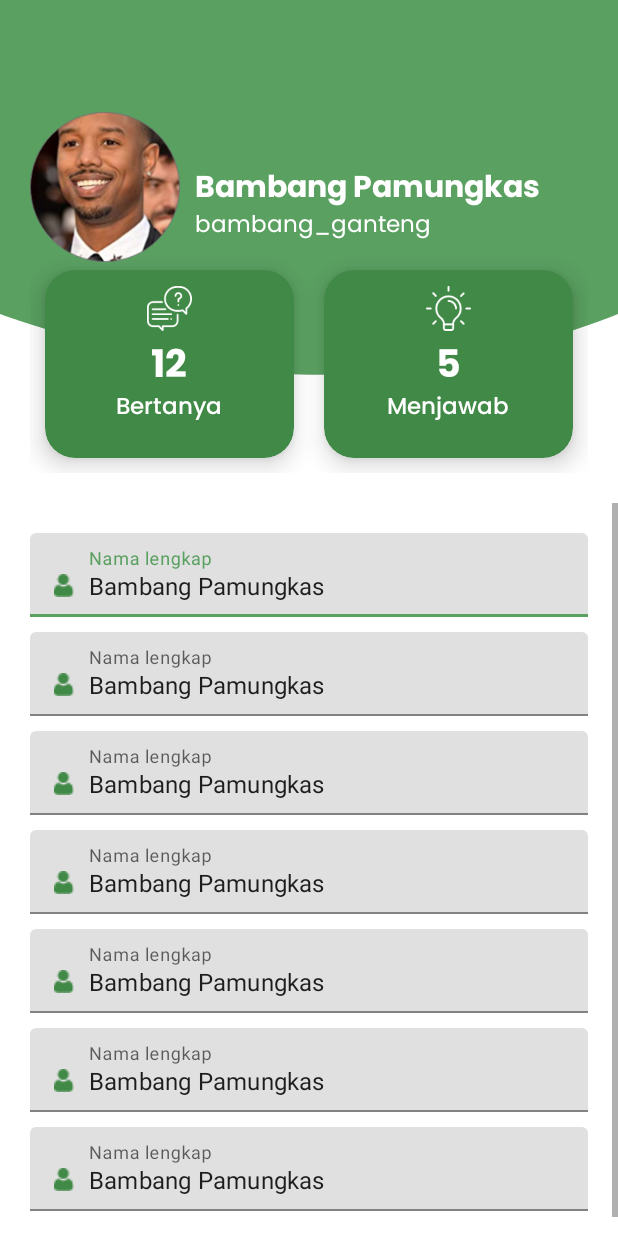
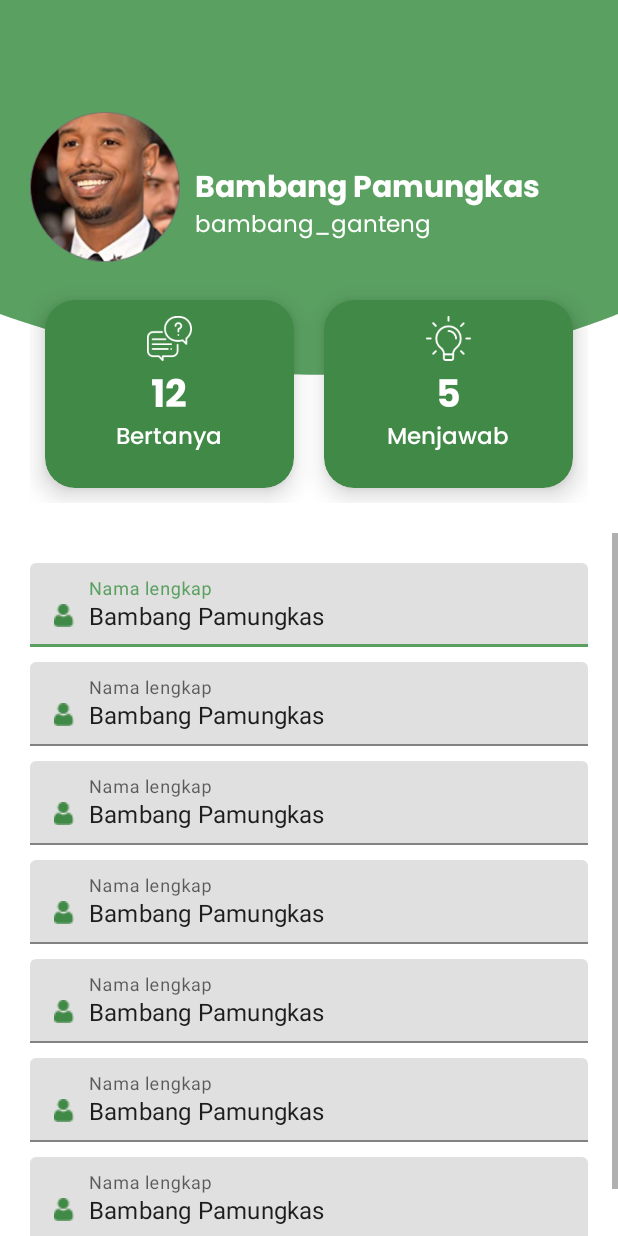
Before and after one commit to fakhri-pradhana/MyTaniApp, an Android app: the layout fragment_profile.xml on its own in the app's theme, with its tools: preview values and no code run, on a phone screen of 412 x 824 dp. Run offline under Robolectric (Android 15) with nearby library versions, the phone set to English and light mode, and no system bars.

Commit message:
update minor tampilan profile

```diff
--- a/app/src/main/res/layout/fragment_profile.xml
+++ b/app/src/main/res/layout/fragment_profile.xml
@@ -55,7 +55,7 @@
         android:layout_width="match_parent"
         android:layout_height="wrap_content"
         android:padding="20dp"
-        android:layout_marginTop="-100dp"
+        android:layout_marginTop="-80dp"
         app:layout_constraintTop_toBottomOf="@id/relative_username"
         app:layout_constraintRight_toRightOf="parent"
         app:layout_constraintLeft_toLeftOf="parent">
```
